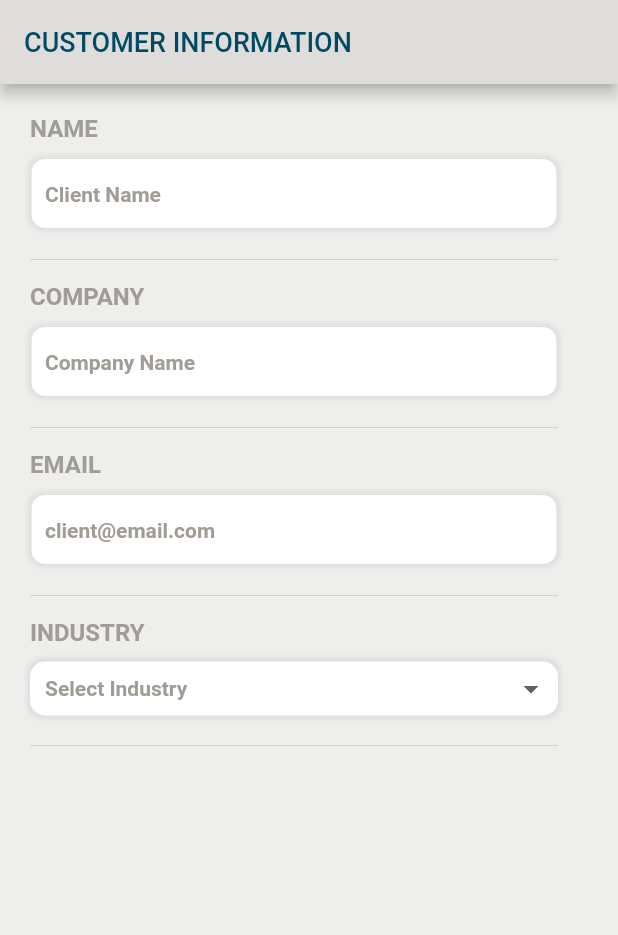
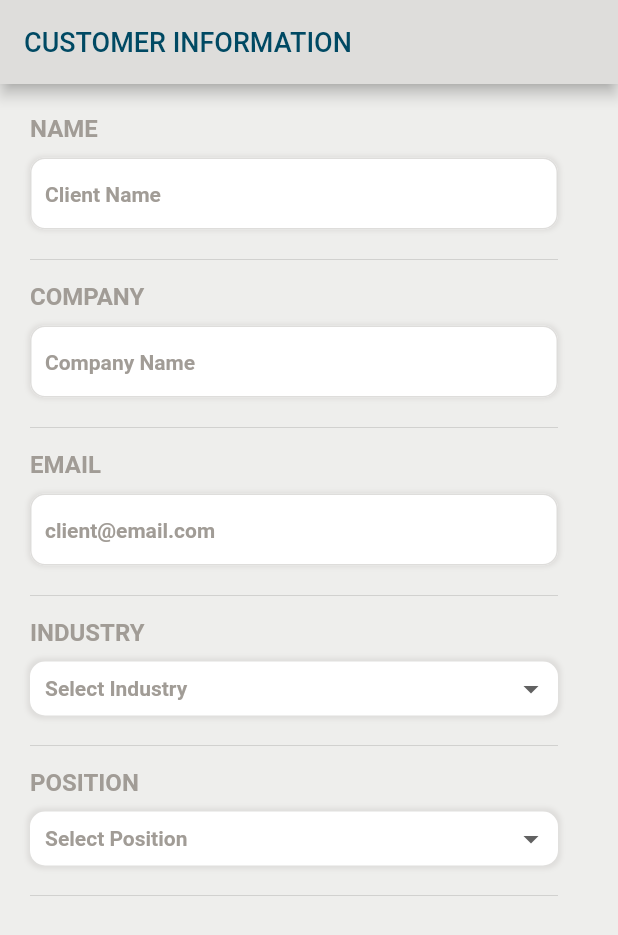
Before and after one commit to SonQBChau/brand_root_solution, a Flutter app: the screen it shows after launch, on a phone screen of 412 x 824 dp. Shown: the top 935 px of the screen. Run offline on Flutter 3.47's test engine with Material 2 defaults, Android fonts, the phone set to English and light mode, and no system bars.

Commit message:
add position widget

```diff
--- a/lib/screens/customer_info_page.dart
+++ b/lib/screens/customer_info_page.dart
@@ -28,6 +28,7 @@ class CustomerInfoPage extends StatelessWidget {
     formWidget.add(CompanyNameWidget());
     formWidget.add(EmailWidget());
     formWidget.add(IndustryWidget());
+    formWidget.add(PositionWidget());
 
     return formWidget;
   }
@@ -292,3 +293,80 @@ class IndustryWidget extends StatelessWidget {
     );
   }
 }
+
+class PositionWidget extends StatelessWidget {
+  List<DropdownMenuItem<int>> industryList = [
+    DropdownMenuItem(
+      child: new Text('Executive'),
+      value: 0,
+    ),
+    DropdownMenuItem(
+      child: new Text('Director'),
+      value: 0,
+    ),
+    DropdownMenuItem(
+      child: new Text('Manager'),
+      value: 0,
+    ),
+  ];
+
+  @override
+  Widget build(BuildContext context) {
+    return Padding(
+      padding: const EdgeInsets.only(left: 20, right: 40, top: 0, bottom: 0),
+      child: Column(
+        crossAxisAlignment: CrossAxisAlignment.start,
+        children: <Widget>[
+          Text(
+            'POSITION',
+            style: TextStyle(
+                color: colorGrey, fontWeight: FontWeight.bold, fontSize: 16),
+          ),
+          SizedBox(
+            height: 10,
+          ),
+          Container(
+            padding: EdgeInsets.only(left: 10,top: 6,right: 6,bottom: 6),
+            decoration: BoxDecoration(
+              color: Colors.white,
+              boxShadow: [
+                BoxShadow(
+                  color: colorGrey20,
+                  blurRadius: 2.0, // has the effect of softening the shadow
+                  spreadRadius: 2.0, // has the effect of extending the shadow
+                )
+              ],
+              borderRadius: BorderRadius.circular(10),
+            ),
+            child: DropdownButtonHideUnderline(
+              child: DropdownButton(
+                  hint: Text(
+                    'Select Position',
+                    style: TextStyle(
+                        color: colorGrey,
+                        fontWeight: FontWeight.w600,
+                        fontSize: 14),
+                  ),
+                  items: industryList,
+                  isDense: true,
+                  isExpanded: true,
+                  style: TextStyle(
+                      color: colorGrey,
+                      fontWeight: FontWeight.bold,
+                      fontSize: 14),
+                  onChanged: (value) {
+                    print(value);
+                  }),
+            ),
+          ),
+          SizedBox(
+            height: 5,
+          ),
+          Divider(
+            height: 30,
+          ),
+        ],
+      ),
+    );
+  }
+}
```
